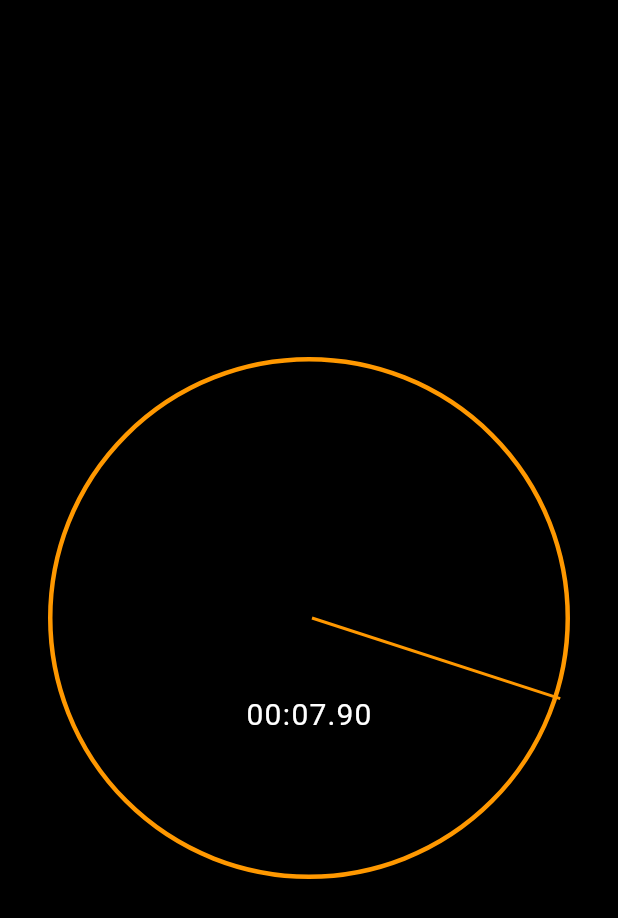
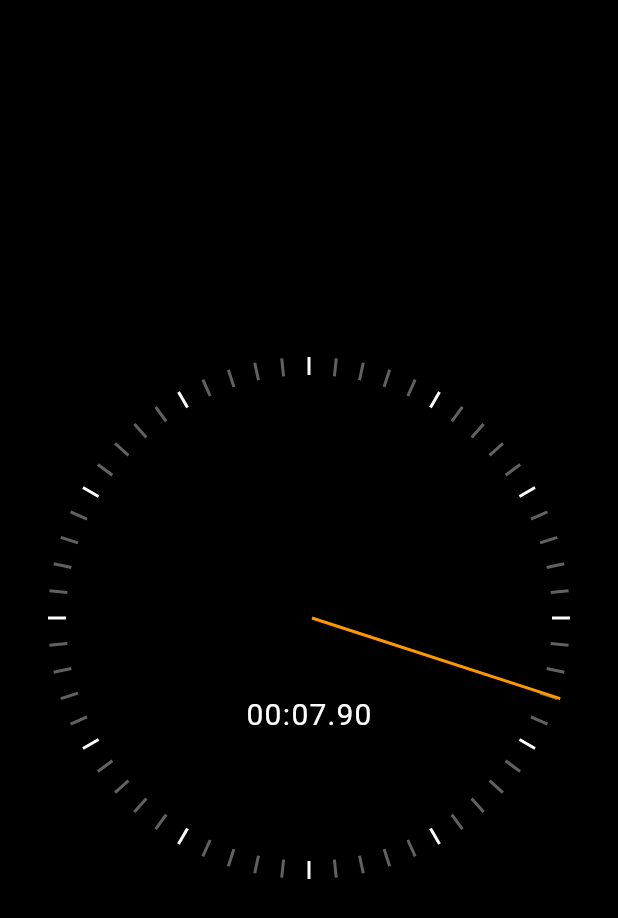
Before and after one commit to ditateum/stopwatch_flutter, a Flutter app: the screen it shows after launch, on a phone screen of 412 x 824 dp. Shown: the top 918 px of the screen. Run offline on Flutter 3.47's test engine with Material 2 defaults, Android fonts, the phone set to English and light mode, and no system bars.

Commit message:
completing the stopwatch UI Part 1

```diff
--- /dev/null
+++ b/lib/ui/clock_markers.dart
@@ -0,0 +1,33 @@
+import 'dart:math';
+
+import 'package:flutter/material.dart';
+
+class ClockSecondsTickMarker extends StatelessWidget {
+  const ClockSecondsTickMarker({
+    super.key,
+    required this.radius,
+    required this.seconds,
+  });
+  final int seconds;
+  final double radius;
+
+  @override
+  Widget build(BuildContext context) {
+    final color = seconds % 5 == 0 ? Colors.white : Colors.grey[700];
+    const width = 2.0;
+    const height = 12.0;
+
+    return Transform(
+      alignment: Alignment.center,
+      transform: Matrix4.identity()
+        ..translate(-width / 2, -height / 2, 0.0)
+        ..rotateZ(2 * pi * (seconds / 60))
+        ..translate(0.0, radius - height / 2, 0.0),
+      child: Container(
+        width: width,
+        height: height,
+        color: color,
+      ),
+    );
+  }
+}
--- a/lib/ui/stopwatch_renderer.dart
+++ b/lib/ui/stopwatch_renderer.dart
@@ -2,6 +2,7 @@ import 'dart:math';
 
 import 'package:flutter/material.dart';
 import 'package:stopwatch_flutter/ui/clock_hand.dart';
+import 'package:stopwatch_flutter/ui/clock_markers.dart';
 import 'package:stopwatch_flutter/ui/elapsed_time_text.dart';
 
 class StopwatchRenderer extends StatelessWidget {
@@ -17,15 +18,15 @@ class StopwatchRenderer extends StatelessWidget {
   Widget build(BuildContext context) {
     return Stack(
       children: [
-        Container(
-          decoration: BoxDecoration(
-            border: Border.all(
-              width: 3.0,
-              color: Colors.orange,
+        for (var i = 0; i < 60; i++)
+          Positioned(
+            left: radius,
+            top: radius,
+            child: ClockSecondsTickMarker(
+              radius: radius,
+              seconds: i,
             ),
-            borderRadius: BorderRadius.circular(radius),
           ),
-        ),
         Positioned(
           left: radius,
           top: radius,
```
